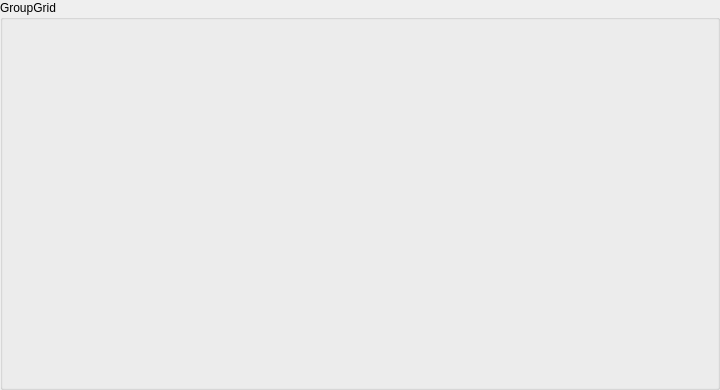
Qt form src/tools/externals/components/group_grid_box.ui (Jihoon0146/UKSDT) before a commit.
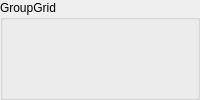
The same form after that commit.

The edit to the form file:
```diff
--- a/src/tools/externals/components/group_grid_box.ui
+++ b/src/tools/externals/components/group_grid_box.ui
@@ -2,16 +2,8 @@
 <ui version="4.0">
  <class>GroupGridBox</class>
  <widget class="QGroupBox" name="GroupGridBox">
-  <property name="geometry">
-   <rect>
-    <x>0</x>
-    <y>0</y>
-    <width>720</width>
-    <height>390</height>
-   </rect>
-  </property>
   <property name="sizePolicy">
-   <sizepolicy hsizetype="Expanding" vsizetype="Fixed">
+   <sizepolicy hsizetype="Expanding" vsizetype="Expanding">
     <horstretch>0</horstretch>
     <verstretch>0</verstretch>
    </sizepolicy>
@@ -19,19 +11,19 @@
   <property name="minimumSize">
    <size>
     <width>0</width>
-    <height>390</height>
+    <height>0</height>
    </size>
   </property>
   <property name="maximumSize">
    <size>
     <width>16777215</width>
-    <height>390</height>
+    <height>16777215</height>
    </size>
   </property>
   <property name="title">
    <string>GroupGrid</string>
   </property>
-  <layout class="QGridLayout" name="gridLayout">
+  <layout class="QGridLayout" name="gridLayout" alignment="Qt::AlignLeft|Qt::AlignTop">
    <property name="spacing">
     <number>6</number>
    </property>
@@ -47,6 +39,9 @@
    <property name="bottomMargin">
     <number>6</number>
    </property>
+   <property name='alignment'>
+    <set>Qt::AlignTop|Qt::AlignLeft</set>
+</property>
   </layout>
  </widget>
  <resources/>
```
